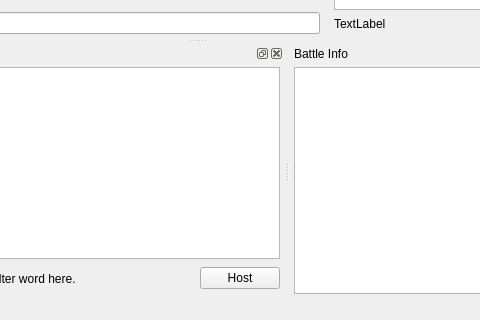
Above: ui/mainWidget.ui from tizbac/qtlobby before the change; both pictures show x 201 to 681 and y 416 to 736 of the 795 by 736 pixel window. Below: the same form after it.
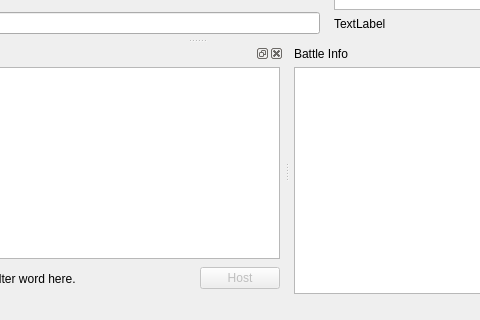
That is the form after the change. Icons and pictures are not drawn. Custom widgets are drawn as their Qt base class.

Commit message: Fixed issue 103 Disabling host button if no connection

The edit to the form file:
```diff
--- a/ui/mainWidget.ui
+++ b/ui/mainWidget.ui
@@ -294,6 +294,9 @@
      </item>
      <item row="1" column="4">
       <widget class="QPushButton" name="hostPushButton">
+       <property name="enabled">
+        <bool>false</bool>
+       </property>
        <property name="text">
         <string>Host</string>
        </property>
```
The commit also changes 6 other files.
